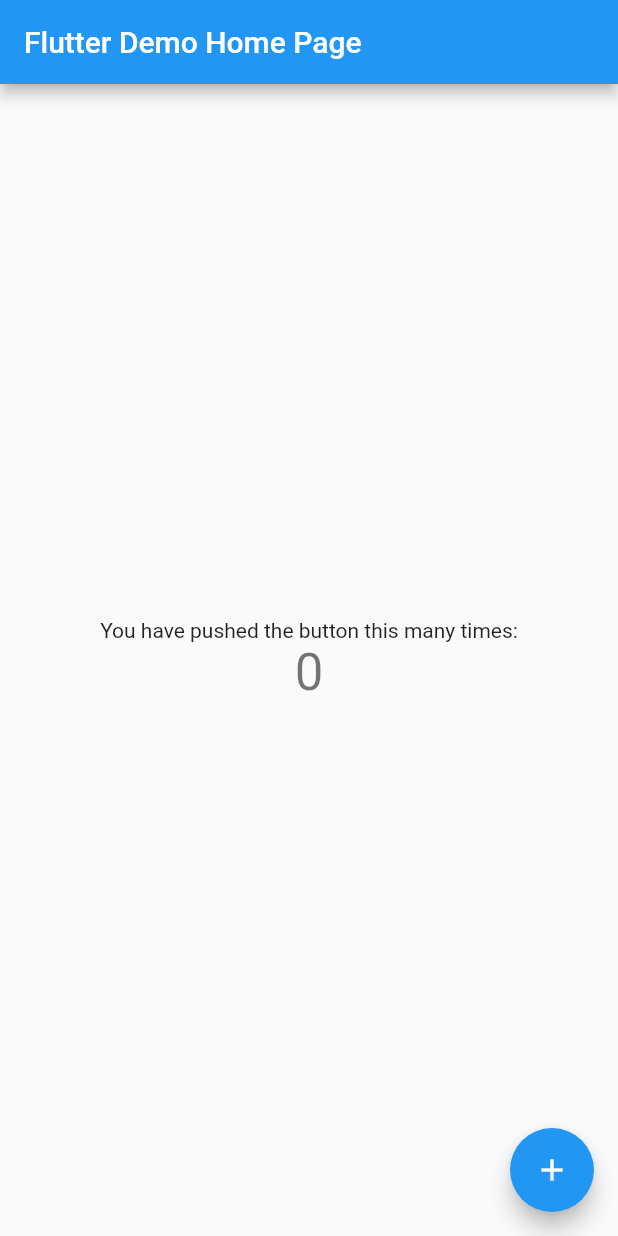
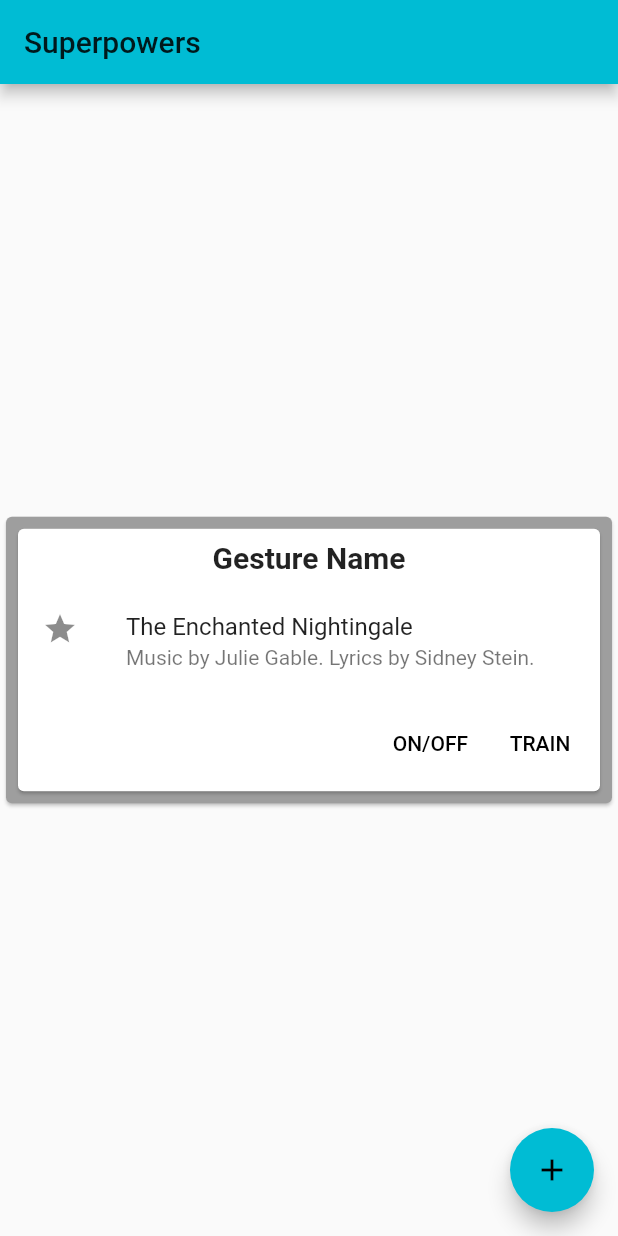
Before and after one commit to Syltaris/gestice-league-app, a Flutter app: the screen it shows after launch, on a phone screen of 412 x 824 dp. Run offline on Flutter 3.47's test engine with Material 2 defaults, Android fonts, the light colour scheme and no system bars.

Commit message:
create gestureItem component

```diff
--- /dev/null
+++ b/app/lib/gestureList.dart
@@ -0,0 +1,79 @@
+import 'package:flutter/material.dart';
+
+class GestureItem extends StatefulWidget {
+  //GestureItem({Key key, this.title}) : super(key: key);
+
+  @override
+  _GestureItemState createState() => _GestureItemState();
+}
+
+/*
+  Represents each gesture and it's status. Status include:
+  - name?
+  - description
+  - active/inactive
+  - training status
+  Also contains buttons to allow user to train/untrain new gesture
+*/
+class _GestureItemState extends State<GestureItem> {
+
+  bool _isEditingName = false;
+
+
+  bool _isGestureActive = false;
+  String _gestureName = "Gesture Name";
+
+  @override
+  Widget build(BuildContext context) { //reruns when setState
+    return Card(
+      color: _isGestureActive ? Colors.green : Colors.grey,
+      child: Card(
+        margin: EdgeInsets.all(8.0),
+        child: Column(
+          mainAxisSize: MainAxisSize.min,
+          children: <Widget>[
+            Padding(
+              padding: EdgeInsets.all(8.0),
+              child: GestureDetector(
+                onTap: () => setState(() { _isEditingName = true; }),
+                child: _isEditingName
+                ? TextField(
+                    controller: TextEditingController(
+                      text: _gestureName,
+                    ),
+                    onChanged: (v) => setState(() { _gestureName = v; }),
+                    onEditingComplete: () => setState(() { _isEditingName = false; }),
+                  )
+                : Text(_gestureName,
+                    style: TextStyle(
+                      fontWeight: FontWeight.bold,
+                      fontSize: 20,
+                    )
+                  ),
+              ),
+            ),
+            const ListTile(
+              leading: Icon(Icons.grade),
+              title: Text('The Enchanted Nightingale'),
+              subtitle: Text('Music by Julie Gable. Lyrics by Sidney Stein.'),
+            ),
+            ButtonTheme.bar( // make buttons use the appropriate styles for cards
+              child: ButtonBar(
+                children: <Widget>[
+                  FlatButton(
+                    child: const Text('ON/OFF'),
+                    onPressed: () => setState(() { _isGestureActive = !_isGestureActive; }),
+                  ),
+                  FlatButton(
+                    child: const Text('TRAIN'),
+                    onPressed: () { /* ... */ },
+                  ),
+                ],
+              ),
+            ),
+          ],
+        ),
+      )
+    );
+  }
+}
--- a/app/lib/main.dart
+++ b/app/lib/main.dart
@@ -1,103 +1,53 @@
 import 'package:flutter/material.dart';
+
+import 'package:app/gestureList.dart';
 
 void main() => runApp(MyApp());
 
-class MyApp extends StatelessWidget {
-  // This widget is the root of your application.
+class MyApp extends StatelessWidget {   // This widget is the root of your application.
   @override
   Widget build(BuildContext context) {
     return MaterialApp(
-      title: 'Flutter Demo',
+      title: 'Gestice League',
       theme: ThemeData(
-        // This is the theme of your application.
-        //
-        // Try running your application with "flutter run". You'll see the
-        // application has a blue toolbar. Then, without quitting the app, try
-        // changing the primarySwatch below to Colors.green and then invoke
-        // "hot reload" (press "r" in the console where you ran "flutter run",
-        // or simply save your changes to "hot reload" in a Flutter IDE).
-        // Notice that the counter didn't reset back to zero; the application
-        // is not restarted.
-        primarySwatch: Colors.blue,
+        primarySwatch: Colors.cyan,
       ),
-      home: MyHomePage(title: 'Flutter Demo Home Page'),
+      home: HomePage(title: 'Superpowers'),
     );
   }
 }
 
-class MyHomePage extends StatefulWidget {
-  MyHomePage({Key key, this.title}) : super(key: key);
-
-  // This widget is the home page of your application. It is stateful, meaning
-  // that it has a State object (defined below) that contains fields that affect
-  // how it looks.
-
-  // This class is the configuration for the state. It holds the values (in this
-  // case the title) provided by the parent (in this case the App widget) and
-  // used by the build method of the State. Fields in a Widget subclass are
-  // always marked "final".
-
+class HomePage extends StatefulWidget {
+  HomePage({Key key, this.title}) : super(key: key);
   final String title;
 
   @override
   _MyHomePageState createState() => _MyHomePageState();
 }
 
-class _MyHomePageState extends State<MyHomePage> {
+/*
+  Needs to take in a list of mini widgets, each representing a gesture
+*/
+class _MyHomePageState extends State<HomePage> {
   int _counter = 0;
 
   void _incrementCounter() {
     setState(() {
-      // This call to setState tells the Flutter framework that something has
-      // changed in this State, which causes it to rerun the build method below
-      // so that the display can reflect the updated values. If we changed
-      // _counter without calling setState(), then the build method would not be
-      // called again, and so nothing would appear to happen.
       _counter++;
     });
   }
 
   @override
-  Widget build(BuildContext context) {
-    // This method is rerun every time setState is called, for instance as done
-    // by the _incrementCounter method above.
-    //
-    // The Flutter framework has been optimized to make rerunning build methods
-    // fast, so that you can just rebuild anything that needs updating rather
-    // than having to individually change instances of widgets.
+  Widget build(BuildContext context) { //reruns when setState
     return Scaffold(
-      appBar: AppBar(
-        // Here we take the value from the MyHomePage object that was created by
-        // the App.build method, and use it to set our appbar title.
+      appBar: AppBar( // MyHomePage object in App.build 's title ...?
         title: Text(widget.title),
       ),
-      body: Center(
-        // Center is a layout widget. It takes a single child and positions it
-        // in the middle of the parent.
-        child: Column(
-          // Column is also layout widget. It takes a list of children and
-          // arranges them vertically. By default, it sizes itself to fit its
-          // children horizontally, and tries to be as tall as its parent.
-          //
-          // Invoke "debug painting" (press "p" in the console, choose the
-          // "Toggle Debug Paint" action from the Flutter Inspector in Android
-          // Studio, or the "Toggle Debug Paint" command in Visual Studio Code)
-          // to see the wireframe for each widget.
-          //
-          // Column has various properties to control how it sizes itself and
-          // how it positions its children. Here we use mainAxisAlignment to
-          // center the children vertically; the main axis here is the vertical
-          // axis because Columns are vertical (the cross axis would be
-          // horizontal).
-          mainAxisAlignment: MainAxisAlignment.center,
+      body: Center( //layout, 1-child, places in middle
+        child: Column( //list of children vertically, fills parent,
+          mainAxisAlignment: MainAxisAlignment.center, //mainAxis here is vertical axis, cross is hori
           children: <Widget>[
-            Text(
-              'You have pushed the button this many times:',
-            ),
-            Text(
-              '$_counter',
-              style: Theme.of(context).textTheme.display1,
-            ),
+            GestureItem(),
           ],
         ),
       ),
```
